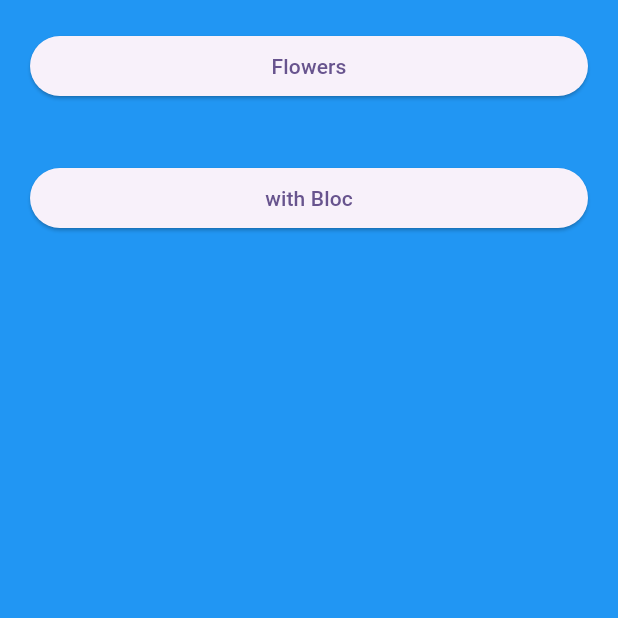
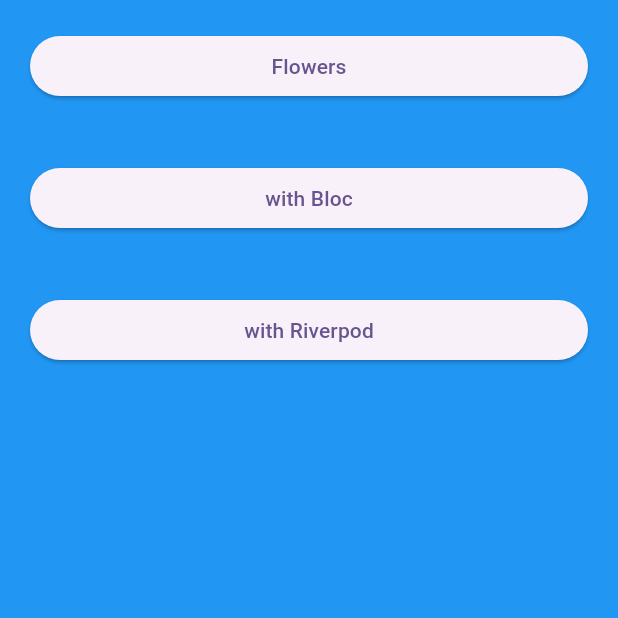
Before and after one commit to kapilgritfeat/clean_app_project, a Flutter app: the screen it shows after launch, on a phone screen of 412 x 824 dp, the top half of it. Run offline on Flutter 3.47's test engine with Material 3 defaults, Android fonts, the phone set to English and light mode, and no system bars; our stand-ins replace bloc, dio, equatable, flutter_bloc.

Commit message:
riverpod module added with routes

```diff
--- a/app_bloc/lib/app_bloc.dart
+++ b/app_bloc/lib/app_bloc.dart
@@ -6,7 +6,6 @@
 import 'package:flutter/material.dart';
 import 'package:flutter_bloc/flutter_bloc.dart';
 
-/// A Calculator.
 class BlocAppScreen extends StatelessWidget {
   const BlocAppScreen({super.key});
 
--- a/lib/routes/routes.dart
+++ b/lib/routes/routes.dart
@@ -5,5 +5,6 @@
   static const String flowerLists = 'flowerLists';
   static const String flowerDetail = 'flowerDetail';
   static const String blocApp = 'blocApp';
+  static const String riverpodApp = 'riverpodApp';
 
 }
--- a/lib/routes/separated/main_routes.dart
+++ b/lib/routes/separated/main_routes.dart
@@ -1,4 +1,5 @@
 import 'package:app_bloc/app_bloc.dart';
+import 'package:app_riverpod/app_riverpod.dart';
 import 'package:clean_bloc_sample/routes/route_type.dart';
 import 'package:clean_bloc_sample/routes/routes.dart';
 import 'package:clean_bloc_sample/screen/splash/splash_screen.dart';
@@ -9,4 +10,5 @@
   Routes.home: (context, settings) => const HomeScreen(),
   Routes.splash: (context, settings) => const SplashScreen(),
   Routes.blocApp: (context, settings) => const BlocAppScreen(),
+  Routes.riverpodApp: (context, settings) => const RiverpodAppScreen(),
 };
--- a/lib/screen/home_screen.dart
+++ b/lib/screen/home_screen.dart
@@ -35,6 +35,15 @@
                   },
                   child: const Text('with Bloc')),
             ),
+            Container(
+              width: double.infinity,
+              padding: const EdgeInsets.all(20),
+              child: ElevatedButton(
+                  onPressed: () {
+                    Navigator.pushNamed(context, Routes.riverpodApp);
+                  },
+                  child: const Text('with Riverpod')),
+            ),
           ],
         ),
       ),
```
Also changed, not shown: app_riverpod/lib/app_riverpod.dart (+9 -4 lines), 1 other file.
